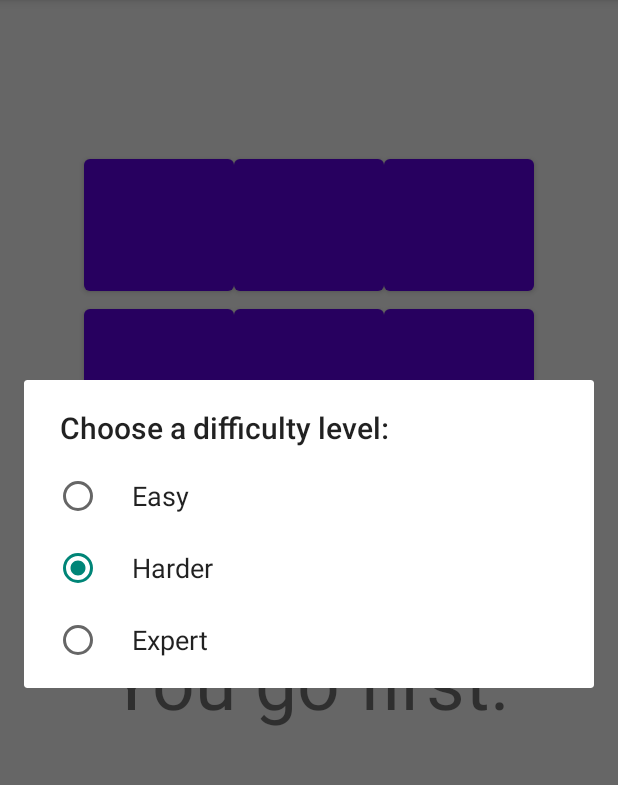
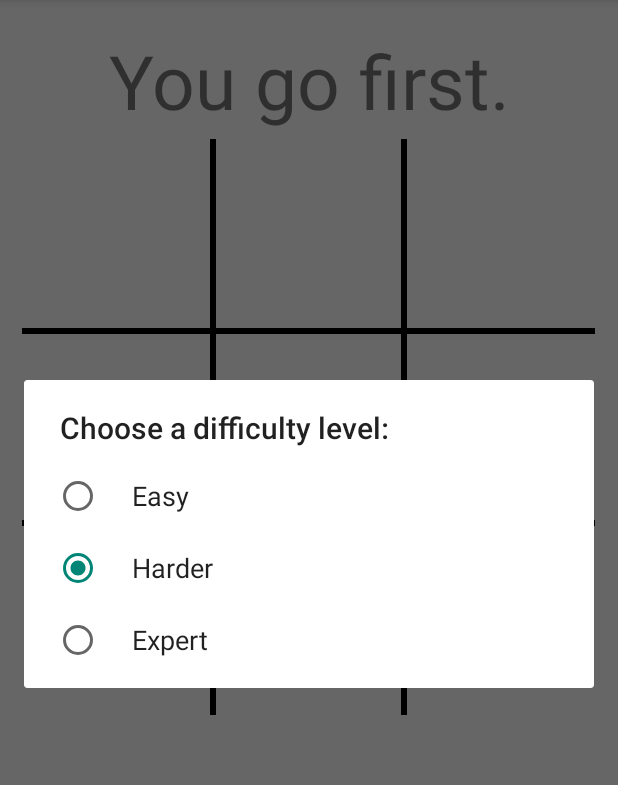
Before and after one commit to jsneisav/Reto_4, an Android app: the screen it shows after launch (MainActivity), in the options menu, after a tap on "Difficulty", on a phone screen of 412 x 824 dp, the part 84-869 px from its top. Run offline under Robolectric (Android 15) with nearby library versions, the phone set to English and light mode, and no system bars; 3 statements that could not run were skipped.

Commit message:
reto_5: incomplete

```diff
--- /dev/null
+++ b/app/src/main/java/com/example/reto_3/BoardView.java
@@ -0,0 +1,95 @@
+package com.example.reto_3;
+
+import android.content.Context;
+import android.graphics.Bitmap;
+import android.graphics.BitmapFactory;
+import android.graphics.Canvas;
+import android.graphics.Color;
+import android.graphics.Paint;
+import android.graphics.Rect;
+import android.util.AttributeSet;
+import android.view.View;
+
+public class BoardView extends View {
+    // Width of the board grid lines
+    public static final int GRID_WIDTH = 6;
+    private Bitmap mHumanBitmap;
+    private Bitmap mComputerBitmap;
+    private Paint mPaint;
+
+    public void initialize() {
+        mPaint = new Paint(Paint.ANTI_ALIAS_FLAG);
+        mHumanBitmap = BitmapFactory.decodeResource(getResources(), R.drawable.equis);
+        mComputerBitmap = BitmapFactory.decodeResource(getResources(), R.drawable.circulo);
+    }
+
+    public BoardView(Context context) {
+        super(context);
+        initialize();
+    }
+    public BoardView(Context context, AttributeSet attrs, int defStyle) {
+        super(context, attrs, defStyle);
+        initialize();
+    }
+    public BoardView(Context context, AttributeSet attrs) {
+        super(context, attrs);
+        initialize();
+    }
+
+    private TicTacToeGame mGame;
+    public void setGame(TicTacToeGame game) {
+        mGame = game;
+    }
+
+    public int getBoardCellWidth() {
+        return getWidth() / 3;
+    }
+    public int getBoardCellHeight() {
+        return getHeight() / 3;
+    }
+
+    @Override
+    public void onDraw(Canvas canvas) {
+        super.onDraw(canvas);
+// Determine the width and height of the View
+        int boardWidth = getWidth();
+        int boardHeight = getHeight();
+// Make thick, light gray lines
+        mPaint.setColor(Color.BLACK);
+        mPaint.setStrokeWidth(GRID_WIDTH);
+// Draw the two vertical board lines
+        int cellWidth = boardWidth / 3;
+        canvas.drawLine(cellWidth, 0, cellWidth, boardHeight, mPaint);
+        canvas.drawLine(cellWidth * 2, 0, cellWidth * 2, boardHeight, mPaint);
+// Draw the two vertical board lines
+        int cellHeight = boardHeight / 3;
+        canvas.drawLine(0, cellHeight, boardWidth, cellHeight, mPaint);
+        canvas.drawLine(0, cellHeight * 2, boardWidth, cellHeight * 2, mPaint);
+        // Draw all the X and O images
+
+        for (int i = 0; i < TicTacToeGame.BOARD_SIZE; i++) {
+            int col = i % 3;
+            int row = i / 3;
+// Define the boundaries of a destination rectangle for the image
+            int left = col*(cellWidth + GRID_WIDTH);
+            int top = row*(cellWidth + GRID_WIDTH);
+            int right = col*(cellWidth + GRID_WIDTH) + cellWidth;
+            int bottom = row*(cellWidth + GRID_WIDTH) + cellWidth;
+            if (mGame != null && mGame.getBoardOccupant(i) == TicTacToeGame.HUMAN_PLAYER) {
+                canvas.drawBitmap(mHumanBitmap,
+                        null, // src
+                        new Rect(left, top, right, bottom), // dest
+                        null);
+
+            }
+            else if (mGame != null && mGame.getBoardOccupant(i) == TicTacToeGame.COMPUTER_PLAYER) {
+                canvas.drawBitmap(mComputerBitmap,
+                        null, // src
+                        new Rect(left, top, right, bottom), // dest
+                        null);
+
+            }
+        }
+    }
+
+}
--- a/app/src/main/java/com/example/reto_3/MainActivity.java
+++ b/app/src/main/java/com/example/reto_3/MainActivity.java
@@ -29,15 +29,6 @@ public class MainActivity extends AppCompatActivity {
         super.onCreate(savedInstanceState);
         setContentView(R.layout.activity_main);
         mBoardButtons = new Button[TicTacToeGame.BOARD_SIZE];
-        mBoardButtons[0] = (Button) findViewById(R.id.one);
-        mBoardButtons[1] = (Button) findViewById(R.id.two);
-        mBoardButtons[2] = (Button) findViewById(R.id.three);
-        mBoardButtons[3] = (Button) findViewById(R.id.four);
-        mBoardButtons[4] = (Button) findViewById(R.id.five);
-        mBoardButtons[5] = (Button) findViewById(R.id.six);
-        mBoardButtons[6] = (Button) findViewById(R.id.seven);
-        mBoardButtons[7] = (Button) findViewById(R.id.eight);
-        mBoardButtons[8] = (Button) findViewById(R.id.nine);
         mInfoTextView = (TextView) findViewById(R.id.information);
         mGame = new TicTacToeGame();
         startNewGame();
--- a/app/src/main/java/com/example/reto_3/TicTacToeGame.java
+++ b/app/src/main/java/com/example/reto_3/TicTacToeGame.java
@@ -46,6 +46,10 @@ public class TicTacToeGame {
     public void setMove(char player, int location){
         if (mBoard[location]==OPEN_SPOT)
             mBoard[location] = player;
+    }
+
+    public char getBoardOccupant(int location) {
+        return mBoard[location];
     }
 
     public int getComputerMove()
--- a/app/src/main/res/layout/activity_main.xml
+++ b/app/src/main/res/layout/activity_main.xml
@@ -4,53 +4,15 @@
     android:layout_width="fill_parent"
     android:layout_height="fill_parent"
     android:gravity="center_horizontal" >
-    <TableLayout
-        android:id="@+id/play_grid" android:layout_width="fill_parent"
-        android:layout_height="wrap_content" android:layout_marginTop="100dp" >
 
-        <TableRow android:gravity="center_horizontal">
-
-            <Button android:id="@+id/one" android:layout_width="wrap_content"
-                android:layout_height="100dp" android:text="1"
-                android:textSize="70dp" />
-
-            <Button android:id="@+id/two" android:layout_width="100dp"
-                android:layout_height="100dp" android:text="2"
-                android:textSize="70dp" />
-
-            <Button android:id="@+id/three" android:layout_width="100dp"
-                android:layout_height="100dp" android:text="3"
-                android:textSize="70dp" />
-        </TableRow>
-        <TableRow android:gravity="center_horizontal">
-            <Button android:id="@+id/four" android:layout_width="100dp"
-                android:layout_height="100dp" android:text="4"
-                android:textSize="70dp" />
-
-            <Button android:id="@+id/five" android:layout_width="100dp"
-                android:layout_height="100dp" android:text="5"
-                android:textSize="70dp" />
-
-            <Button android:id="@+id/six" android:layout_width="100dp"
-                android:layout_height="100dp" android:text="6"
-                android:textSize="70dp" />
-        </TableRow>
-        <TableRow android:gravity="center_horizontal">
-            <Button android:id="@+id/seven" android:layout_width="100dp"
-                android:layout_height="100dp" android:text="7"
-                android:textSize="70dp" />
-
-            <Button android:id="@+id/eight" android:layout_width="100dp"
-                android:layout_height="100dp" android:text="8"
-                android:textSize="70dp" />
-
-            <Button android:id="@+id/nine" android:layout_width="100dp"
-                android:layout_height="100dp" android:text="9"
-                android:textSize="70dp" />
-        </TableRow>
-    </TableLayout>
     <TextView android:id="@+id/information" android:layout_width="fill_parent"
         android:layout_height="wrap_content" android:text="info"
         android:gravity="center_horizontal" android:layout_marginTop="20dp"
         android:textSize="50dp" />
+
+    <com.example.reto_3.BoardView
+        android:id="@+id/board"
+        android:layout_width="382dp"
+        android:layout_height="384dp"
+        android:layout_marginTop="5dp" />
 </LinearLayout>
```
Also changed, not shown: app/src/main/res/drawable/circulo.png (added), app/src/main/res/drawable/equis.png (added).
